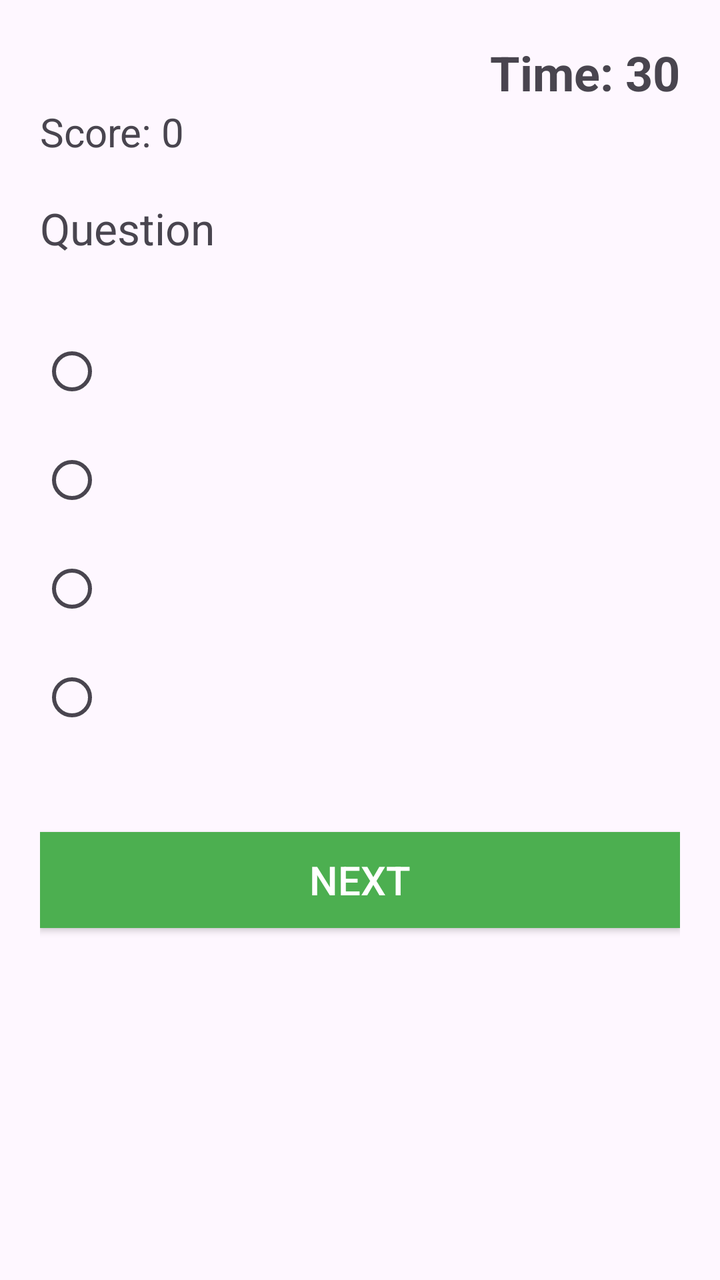
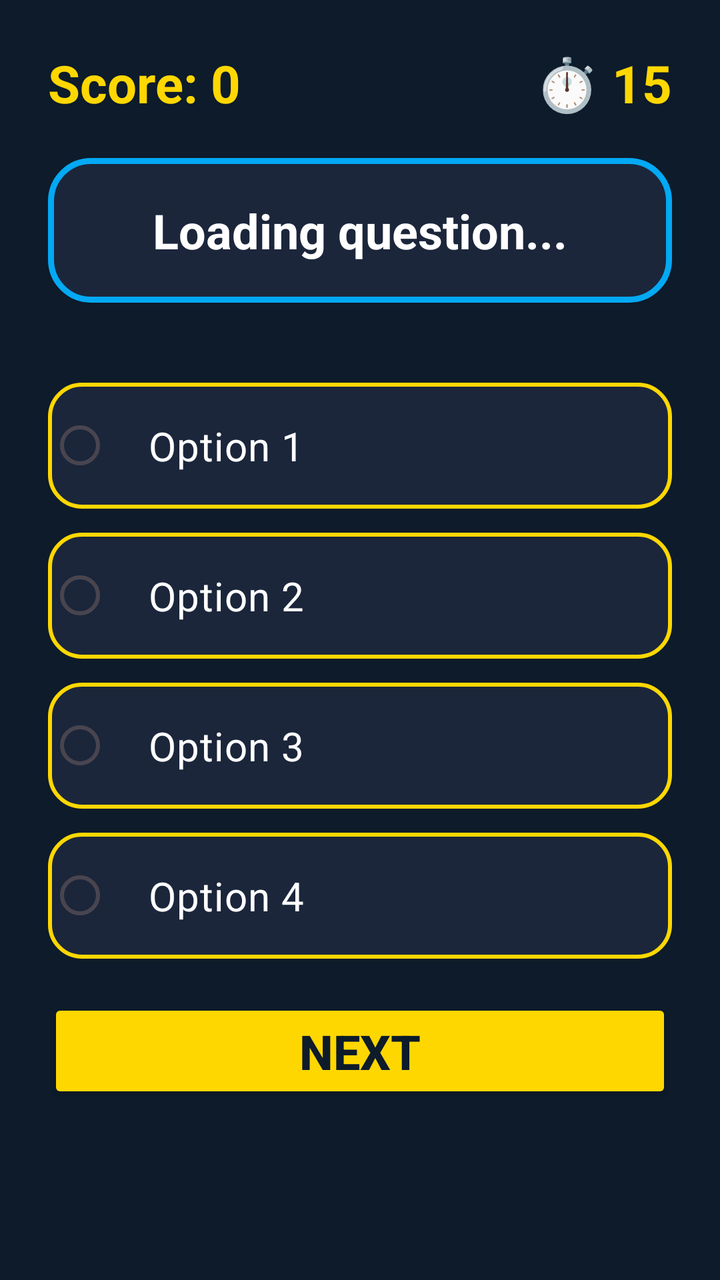

Compare the two renders of this Android layout. The source of the first and the diff that turns it into the second are given below.
<!-- AndroidManifest.xml: application theme Theme.QuizApp -->
<!-- res/layout/activity_quiz.xml -->
<?xml version="1.0" encoding="utf-8"?>
<LinearLayout xmlns:android="http://schemas.android.com/apk/res/android"
    android:layout_width="match_parent"
    android:layout_height="match_parent"
    android:orientation="vertical"
    android:padding="20dp">

    <TextView
        android:id="@+id/tvTimer"
        android:layout_width="wrap_content"
        android:layout_height="wrap_content"
        android:text="Time: 30"
        android:textSize="24sp"
        android:textStyle="bold"
        android:layout_gravity="end"/>

    <TextView
        android:id="@+id/tvScore"
        android:layout_width="wrap_content"
        android:layout_height="wrap_content"
        android:text="Score: 0"
        android:textSize="20sp"
        android:layout_marginBottom="20dp"/>

    <TextView
        android:id="@+id/tvQuestion"
        android:layout_width="match_parent"
        android:layout_height="wrap_content"
        android:text="Question"
        android:textSize="22sp"
        android:layout_marginBottom="30dp"/>

    <RadioGroup
        android:id="@+id/radioGroup"
        android:layout_width="match_parent"
        android:layout_height="wrap_content">

        <RadioButton android:id="@+id/option1" android:layout_width="match_parent" android:layout_height="wrap_content" android:textSize="18sp" android:padding="15dp"/>
        <RadioButton android:id="@+id/option2" android:layout_width="match_parent" android:layout_height="wrap_content" android:textSize="18sp" android:padding="15dp"/>
        <RadioButton android:id="@+id/option3" android:layout_width="match_parent" android:layout_height="wrap_content" android:textSize="18sp" android:padding="15dp"/>
        <RadioButton android:id="@+id/option4" android:layout_width="match_parent" android:layout_height="wrap_content" android:textSize="18sp" android:padding="15dp"/>
    </RadioGroup>

    <Button
        android:id="@+id/btnNext"
        android:layout_width="match_parent"
        android:layout_height="wrap_content"
        android:text="Next"
        android:textSize="20sp"
        android:layout_marginTop="40dp"
        android:background="#4CAF50"
        android:textColor="#FFFFFF"/>
</LinearLayout>
<!-- resources referenced by this layout -->
<resources>
  <style name="Theme.QuizApp" parent="Base.Theme.QuizApp" />
  <style name="Base.Theme.QuizApp" parent="Theme.Material3.DayNight.NoActionBar">
          
          
      </style>
</resources>

<!-- the commit's change to res/layout/activity_quiz.xml (unified diff, before → after) -->
@@ -3,51 +3,124 @@
     android:layout_width="match_parent"
     android:layout_height="match_parent"
     android:orientation="vertical"
-    android:padding="20dp">
+    android:padding="24dp"
+    android:background="#0D1B2A"
+    android:gravity="center_horizontal">
 
-    <TextView
-        android:id="@+id/tvTimer"
-        android:layout_width="wrap_content"
+    
+    <LinearLayout
+        android:layout_width="match_parent"
         android:layout_height="wrap_content"
-        android:text="Time: 30"
-        android:textSize="24sp"
-        android:textStyle="bold"
-        android:layout_gravity="end"/>
+        android:orientation="horizontal"
+        android:gravity="center_vertical"
+        android:layout_marginBottom="20dp">
 
-    <TextView
-        android:id="@+id/tvScore"
-        android:layout_width="wrap_content"
-        android:layout_height="wrap_content"
-        android:text="Score: 0"
-        android:textSize="20sp"
-        android:layout_marginBottom="20dp"/>
+        <TextView
+            android:id="@+id/tvScore"
+            android:layout_width="0dp"
+            android:layout_height="wrap_content"
+            android:layout_weight="1"
+            android:text="Score: 0"
+            android:textSize="26sp"
+            android:textStyle="bold"
+            android:textColor="#FFD700"
+            android:gravity="start" />
 
+        <TextView
+            android:id="@+id/tvTimer"
+            android:layout_width="wrap_content"
+            android:layout_height="wrap_content"
+            android:text="⏱️ 15"
+            android:textSize="26sp"
+            android:textStyle="bold"
+            android:textColor="#FFD700" />
+    </LinearLayout>
+
+    
     <TextView
         android:id="@+id/tvQuestion"
         android:layout_width="match_parent"
         android:layout_height="wrap_content"
-        android:text="Question"
-        android:textSize="22sp"
-        android:layout_marginBottom="30dp"/>
+        android:text="Loading question..."
+        android:textSize="24sp"
+        android:textStyle="bold"
+        android:textColor="#FFFFFF"
+        android:gravity="center"
+        android:layout_marginBottom="40dp"
+        android:padding="20dp"
+        android:background="@drawable/question_bg" />
 
+    
     <RadioGroup
         android:id="@+id/radioGroup"
         android:layout_width="match_parent"
-        android:layout_height="wrap_content">
+        android:layout_height="wrap_content"
+        android:orientation="vertical">
 
-        <RadioButton android:id="@+id/option1" android:layout_width="match_parent" android:layout_height="wrap_content" android:textSize="18sp" android:padding="15dp"/>
-        <RadioButton android:id="@+id/option2" android:layout_width="match_parent" android:layout_height="wrap_content" android:textSize="18sp" android:padding="15dp"/>
-        <RadioButton android:id="@+id/option3" android:layout_width="match_parent" android:layout_height="wrap_content" android:textSize="18sp" android:padding="15dp"/>
-        <RadioButton android:id="@+id/option4" android:layout_width="match_parent" android:layout_height="wrap_content" android:textSize="18sp" android:padding="15dp"/>
+        <RadioButton
+            android:id="@+id/option1"
+            android:layout_width="match_parent"
+            android:layout_height="wrap_content"
+            android:text="Option 1"
+            android:textSize="20sp"
+            android:textColor="#FFFFFF"
+            android:background="@drawable/option_bg"
+            android:padding="18dp"
+            android:layout_marginBottom="12dp"
+            android:buttonTint="#FFD700"
+            android:gravity="center_vertical" />
+
+        <RadioButton
+            android:id="@+id/option2"
+            android:layout_width="match_parent"
+            android:layout_height="wrap_content"
+            android:text="Option 2"
+            android:textSize="20sp"
+            android:textColor="#FFFFFF"
+            android:background="@drawable/option_bg"
+            android:padding="18dp"
+            android:layout_marginBottom="12dp"
+            android:buttonTint="#FFD700"
+            android:gravity="center_vertical" />
+
+        <RadioButton
+            android:id="@+id/option3"
+            android:layout_width="match_parent"
+            android:layout_height="wrap_content"
+            android:text="Option 3"
+            android:textSize="20sp"
+            android:textColor="#FFFFFF"
+            android:background="@drawable/option_bg"
+            android:padding="18dp"
+            android:layout_marginBottom="12dp"
+            android:buttonTint="#FFD700"
+            android:gravity="center_vertical" />
+
+        <RadioButton
+            android:id="@+id/option4"
+            android:layout_width="match_parent"
+            android:layout_height="wrap_content"
+            android:text="Option 4"
+            android:textSize="20sp"
+            android:textColor="#FFFFFF"
+            android:background="@drawable/option_bg"
+            android:padding="18dp"
+            android:layout_marginBottom="20dp"
+            android:buttonTint="#FFD700"
+            android:gravity="center_vertical" />
     </RadioGroup>
 
+    
     <Button
         android:id="@+id/btnNext"
         android:layout_width="match_parent"
         android:layout_height="wrap_content"
         android:text="Next"
-        android:textSize="20sp"
-        android:layout_marginTop="40dp"
-        android:background="#4CAF50"
-        android:textColor="#FFFFFF"/>
+        android:textSize="24sp"
+        android:textStyle="bold"
+        android:textColor="#0D1B2A"
+        android:backgroundTint="#FFD700"
+        android:padding="10dp"
+        android:elevation="10dp" />
+
 </LinearLayout>
<!-- resource entries referenced after the edit -->
@@ -1,5 +1,33 @@
 <!-- resources referenced by this layout -->
 <resources>
+  <!-- drawable option_bg (drawable) -->
+  <?xml version="1.0" encoding="utf-8"?>
+  <selector xmlns:android="http://schemas.android.com/apk/res/android">
+      <item android:state_checked="true">
+          <shape>
+              <solid android:color="#FFD700" />
+              <corners android:radius="16dp" />
+          </shape>
+      </item>
+      <item>
+          <shape>
+              <solid android:color="#1B263B" />
+              <stroke
+                  android:width="2dp"
+                  android:color="#FFD700" />
+              <corners android:radius="16dp" />
+          </shape>
+      </item>
+  </selector>
+  <!-- drawable question_bg (drawable) -->
+  <?xml version="1.0" encoding="utf-8"?>
+  <shape xmlns:android="http://schemas.android.com/apk/res/android">
+      <solid android:color="#1B263B" />
+      <stroke
+          android:width="3dp"
+          android:color="#03A9F4" />
+      <corners android:radius="20dp" />
+  </shape>
   <style name="Theme.QuizApp" parent="Base.Theme.QuizApp" />
   <style name="Base.Theme.QuizApp" parent="Theme.Material3.DayNight.NoActionBar">
           
